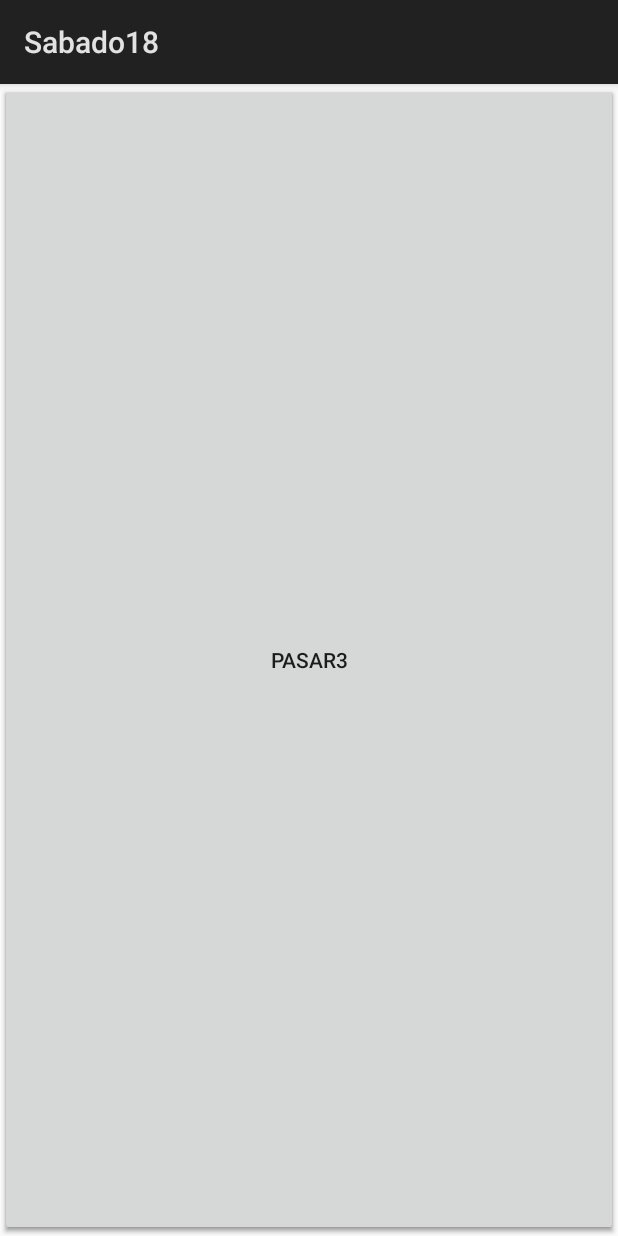
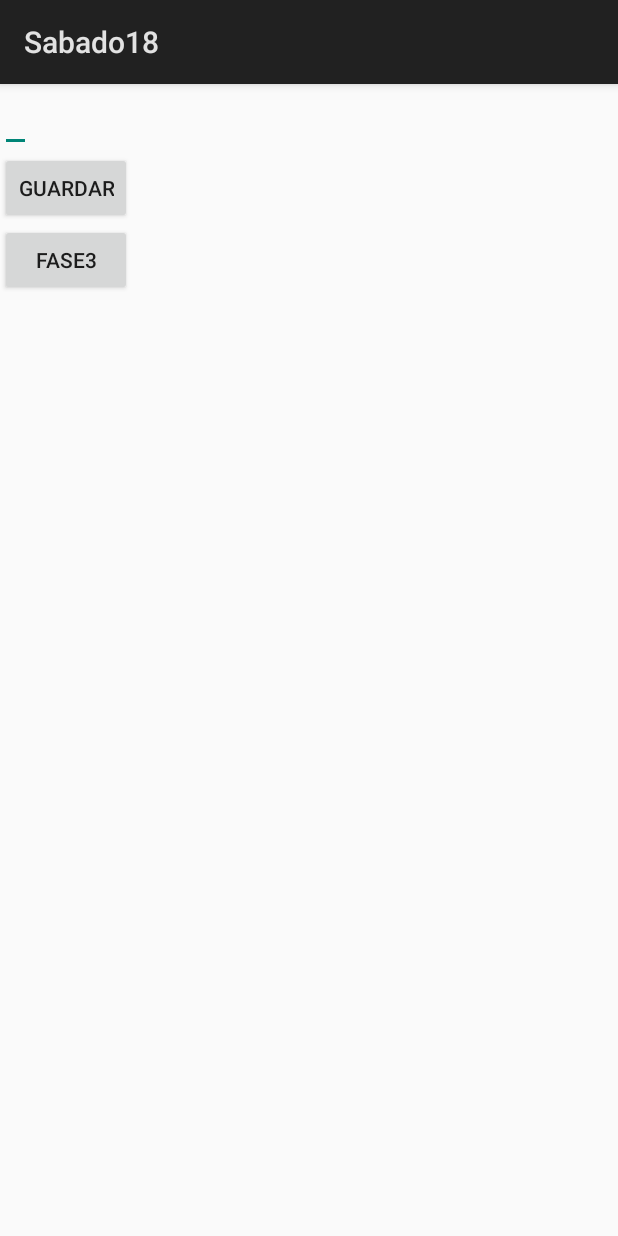
Before and after one commit to vloxomire/Sabado18, an Android app: the layout activity2.xml on its own in the app's theme, with its tools: preview values and no code run, on a phone screen of 412 x 824 dp. Run offline under Robolectric (Android 15) with nearby library versions, the phone set to English and light mode, and no system bars.

```diff
--- a/app/src/main/AndroidManifest.xml
+++ b/app/src/main/AndroidManifest.xml
@@ -16,8 +16,8 @@
                 <category android:name="android.intent.category.LAUNCHER" />
             </intent-filter>
         </activity>
-        <activity android:name=".Interfaz.Activity2Activity" />
-        <activity android:name=".Interfaz.Activity3Activity"></activity>
+        <activity android:name=".Interfaz.Resultado" />
+        <activity android:name=".Interfaz.TercerActo"></activity>
     </application>
 
 </manifest>
--- a/app/src/main/java/com/beetle/dragon/sabado18/Interfaz/Activity2Activity.java
+++ b/app/src/main/java/com/beetle/dragon/sabado18/Interfaz/TercerActo.java
@@ -5,11 +5,11 @@ import android.os.Bundle;
 
 import com.beetle.dragon.sabado18.R;
 
-public class Activity2Activity extends Activity {
+public class TercerActo extends Activity {
 
     @Override
     protected void onCreate(Bundle savedInstanceState) {
         super.onCreate(savedInstanceState);
-        setContentView(R.layout.activity2);
+        setContentView(R.layout.activity3);
     }
 }
--- a/app/src/main/java/com/beetle/dragon/sabado18/Listeners/ListenerDivision.java
+++ b/app/src/main/java/com/beetle/dragon/sabado18/Listeners/ListenerDivision.java
@@ -3,7 +3,7 @@ package com.beetle.dragon.sabado18.Listeners;
 import android.content.Intent;
 import android.view.View;
 
-import com.beetle.dragon.sabado18.Interfaz.Activity2Activity;
+import com.beetle.dragon.sabado18.Interfaz.Resultado;
 import com.beetle.dragon.sabado18.Interfaz.Sabado18Activity;
 
 public class ListenerDivision implements View.OnClickListener {
@@ -15,7 +15,7 @@ public class ListenerDivision implements View.OnClickListener {
 
     @Override
     public void onClick(View v) {
-        Intent intent = new Intent(context,Activity2Activity.class);
+        Intent intent = new Intent(context,Resultado.class);
         Integer division = Integer.valueOf(context.getEt1().getText().toString()) % Integer.valueOf(context.getEt2().getText().toString());
     }
 }
--- a/app/src/main/java/com/beetle/dragon/sabado18/Listeners/ListenerMultiplicacion.java
+++ b/app/src/main/java/com/beetle/dragon/sabado18/Listeners/ListenerMultiplicacion.java
@@ -3,7 +3,7 @@ package com.beetle.dragon.sabado18.Listeners;
 import android.content.Intent;
 import android.view.View;
 
-import com.beetle.dragon.sabado18.Interfaz.Activity2Activity;
+import com.beetle.dragon.sabado18.Interfaz.Resultado;
 import com.beetle.dragon.sabado18.Interfaz.Sabado18Activity;
 
 public class ListenerMultiplicacion implements View.OnClickListener {
@@ -14,7 +14,7 @@ public class ListenerMultiplicacion implements View.OnClickListener {
     }
     @Override
     public void onClick(View v) {
-        Intent intent = new Intent(context, Activity2Activity.class);
+        Intent intent = new Intent(context, Resultado.class);
         Integer multiplicacion =Integer.valueOf(context.getEt1().getText().toString()) * Integer.valueOf(context.getEt2().getText().toString());
     }
 }
--- a/app/src/main/java/com/beetle/dragon/sabado18/Listeners/ListenerResta.java
+++ b/app/src/main/java/com/beetle/dragon/sabado18/Listeners/ListenerResta.java
@@ -3,7 +3,7 @@ package com.beetle.dragon.sabado18.Listeners;
 import android.content.Intent;
 import android.view.View;
 
-import com.beetle.dragon.sabado18.Interfaz.Activity2Activity;
+import com.beetle.dragon.sabado18.Interfaz.Resultado;
 import com.beetle.dragon.sabado18.Interfaz.Sabado18Activity;
 
 public class ListenerResta implements View.OnClickListener{
@@ -15,7 +15,7 @@ public class ListenerResta implements View.OnClickListener{
 
     @Override
     public void onClick(View v) {
-        Intent intent = new Intent(context, Activity2Activity.class);
+        Intent intent = new Intent(context, Resultado.class);
         Integer resta = Integer.valueOf(context.getEt1().getText().toString()) - Integer.valueOf(context.getEt2().getText().toString());
     }
 }
--- a/app/src/main/java/com/beetle/dragon/sabado18/Listeners/ListenerSuma.java
+++ b/app/src/main/java/com/beetle/dragon/sabado18/Listeners/ListenerSuma.java
@@ -3,7 +3,7 @@ package com.beetle.dragon.sabado18.Listeners;
 import android.content.Intent;
 import android.view.View;
 
-import com.beetle.dragon.sabado18.Interfaz.Activity2Activity;
+import com.beetle.dragon.sabado18.Interfaz.Resultado;
 import com.beetle.dragon.sabado18.Interfaz.Sabado18Activity;
 
 public class ListenerSuma implements View.OnClickListener {
@@ -15,7 +15,7 @@ public class ListenerSuma implements View.OnClickListener {
 
     @Override
     public void onClick(View v) {
-        Intent intent = new Intent(context,Activity2Activity.class);
+        Intent intent = new Intent(context,Resultado.class);
         Integer suma = Integer.valueOf(context.getEt1().getText().toString()) + Integer.valueOf(context.getEt2().getText().toString());
     }
 }
--- a/app/src/main/res/layout/activity2.xml
+++ b/app/src/main/res/layout/activity2.xml
@@ -1,21 +1,23 @@
 <?xml version="1.0" encoding="utf-8"?>
-<RelativeLayout xmlns:android="http://schemas.android.com/apk/res/android"
+<LinearLayout xmlns:android="http://schemas.android.com/apk/res/android"
     xmlns:tools="http://schemas.android.com/tools"
     android:layout_width="match_parent"
     android:layout_height="match_parent"
-    tools:context=".Interfaz.Activity2Activity">
+    tools:context=".Interfaz.Resultado"
+    android:orientation="vertical">
     <EditText
-        android:layout_width="match_parent"
-        android:layout_height="match_parent" />
+        android:layout_width="wrap_content"
+        android:layout_height="wrap_content"
+        android:id="@+id/et3"/>
     <Button
-        android:layout_width="match_parent"
-        android:layout_height="match_parent"
+        android:layout_width="wrap_content"
+        android:layout_height="wrap_content"
         android:text="Guardar"
         android:id="@+id/guardar"/>
     <Button
-        android:layout_width="match_parent"
-        android:layout_height="match_parent"
-        android:text="Pasar3"
-        android:id="@+id/pasar3"/>
+        android:layout_width="wrap_content"
+        android:layout_height="wrap_content"
+        android:text="Fase3"
+        android:id="@+id/fase3"/>
 
-</RelativeLayout>
+</LinearLayout>
--- a/app/src/main/res/layout/activity3.xml
+++ b/app/src/main/res/layout/activity3.xml
@@ -3,7 +3,7 @@
     xmlns:tools="http://schemas.android.com/tools"
     android:layout_width="match_parent"
     android:layout_height="match_parent"
-    tools:context=".Interfaz.Activity3Activity">
+    tools:context=".Interfaz.TercerActo">
     <EditText
         android:layout_width="match_parent"
         android:layout_height="match_parent" />
```
Also changed, not shown: app/src/main/java/com/beetle/dragon/sabado18/Interfaz/Activity3Activity.java (deleted, +0 -15 lines), app/src/main/java/com/beetle/dragon/sabado18/Interfaz/Resultado.java (added, +30 -0 lines).
